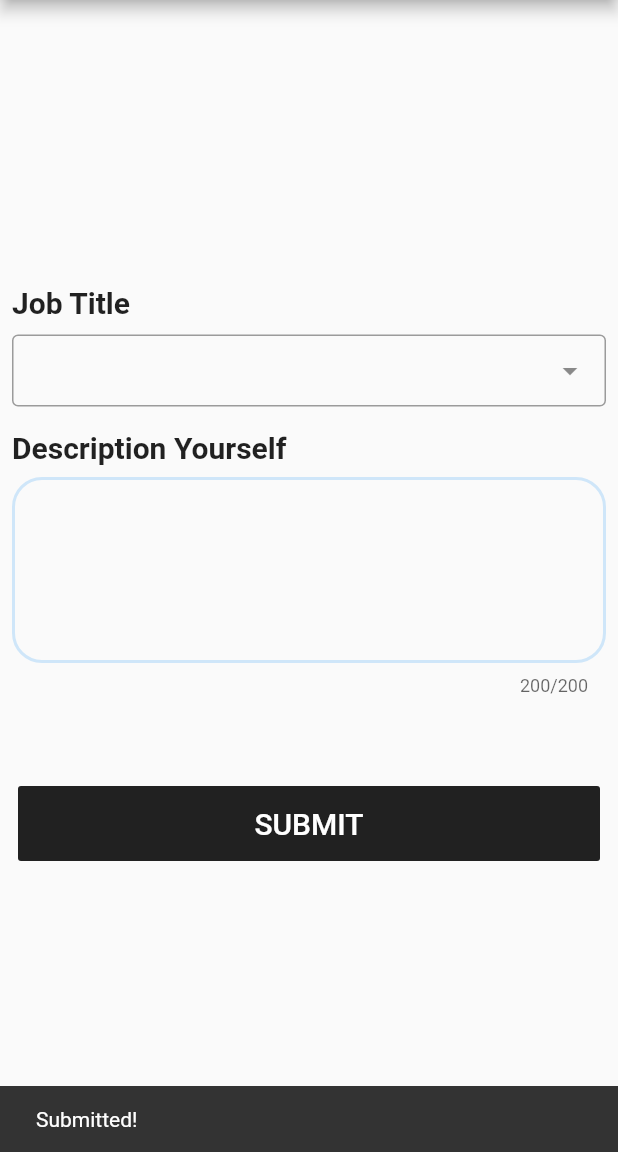
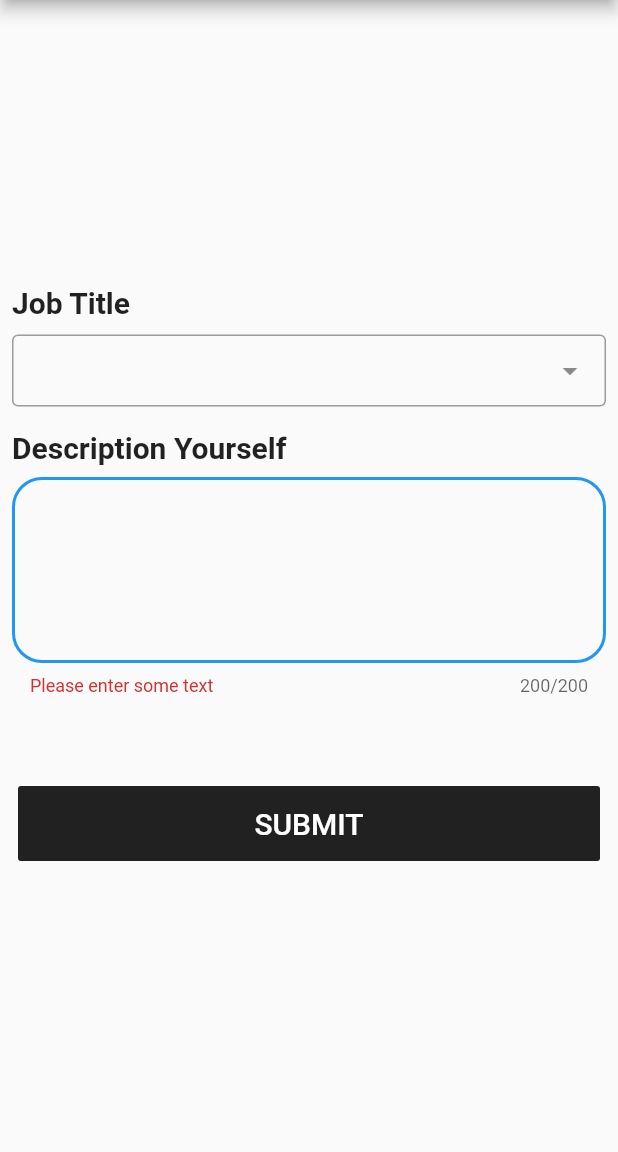
Before and after one commit to Viral-Mayurbhai/job_details, a Flutter app: the screen it shows after launch, after a tap on "SUBMIT", on a phone screen of 412 x 824 dp, the part 84-1236 px from its top. Run offline on Flutter 3.47's test engine with Material 2 defaults, Android fonts, the phone set to English and light mode, and no system bars; drawn by our look-alikes of dropdown_search; network calls fail.

Commit message:
Second Commit

```diff
--- a/lib/screens/Dashboard/dashboard_screen_view.dart
+++ b/lib/screens/Dashboard/dashboard_screen_view.dart
@@ -24,6 +24,7 @@ class _MyHomePageState extends State<MyHomePage> {
   TextEditingController? jobDescription;
   List<String> jobDesigna = [];
   String jobDesignationStr = '';
+  final _formKey = GlobalKey<FormState>();
 
   // Future<void> apiCalling() async {
   //   try {
@@ -54,6 +55,7 @@ class _MyHomePageState extends State<MyHomePage> {
         for(int i=0; i<jobList.length; i++) {
           jobDesigna.add(jobList[i].designation);
         }
+        jobDesignationStr = jobDesigna[0];
       });
     });
   }
@@ -98,7 +100,7 @@ class _MyHomePageState extends State<MyHomePage> {
                   ),
                   const SizedBox(height: 10,),
                   DropdownSearch(
-                    // selectedItem: jobDesigna[0],
+                    selectedItem: jobDesignationStr,
                     showSelectedItems: true,
                     items: jobDesigna,
                     showSearchBox: true,
@@ -111,7 +113,9 @@ class _MyHomePageState extends State<MyHomePage> {
               ),
             ),
 
-            Container(
+            Form(
+              key: _formKey,
+              child: Container(
                 margin: const EdgeInsets.all(8.0),
                 child: Column(
                   crossAxisAlignment: CrossAxisAlignment.start,
@@ -131,6 +135,14 @@ class _MyHomePageState extends State<MyHomePage> {
                       style: const TextStyle(
                         fontSize: 18,
                       ),
+                      validator: (value) {
+                        if (value == null || value.isEmpty) {
+                          return 'Please enter some text';
+                        } else if (value.length < 15) {
+                          return "Please fill more then 15 char.";
+                        }
+                        return null;
+                      },
                       decoration: InputDecoration(
                         // hoverColor: Colors.white,
                         // fillColor: Colors.white,
@@ -148,6 +160,20 @@ class _MyHomePageState extends State<MyHomePage> {
                             width: 2,
                           ),
                         ),
+                        errorBorder: OutlineInputBorder(
+                          borderRadius: BorderRadius.circular(20.0),
+                          borderSide: const BorderSide(
+                            color: Colors.blue,
+                            width: 2,
+                          ),
+                        ),
+                        focusedErrorBorder: OutlineInputBorder(
+                          borderRadius: BorderRadius.circular(20.0),
+                          borderSide: const BorderSide(
+                            color: Colors.red,
+                            width: 2,
+                          ),
+                        ),
                         // focusColor: bhagwa,
                         counterText: "${200 - jobDescription!.text.length}/200",
                       ),
@@ -157,6 +183,8 @@ class _MyHomePageState extends State<MyHomePage> {
                 ),
 
               ),
+            ),
+
 
             const SizedBox(height: 40.0,),
 
@@ -168,10 +196,12 @@ class _MyHomePageState extends State<MyHomePage> {
                 minWidth: MediaQuery.of(context).size.width,
                 colorBrightness: Brightness.dark,
                 onPressed: () {
+                  if(_formKey.currentState!.validate() && jobDesignationStr!="" && jobDesignationStr!=null) {
                     ScaffoldMessenger.of(context).showSnackBar(
                       const SnackBar(content: Text("Submitted!")),
                     );
                     print(jobDescription!.text);
+                  }
                 },
                 child: const Text('SUBMIT',style: TextStyle(fontSize: 20.0),),
               ),
```
Lines whose indentation alone changed are shown as unchanged.
